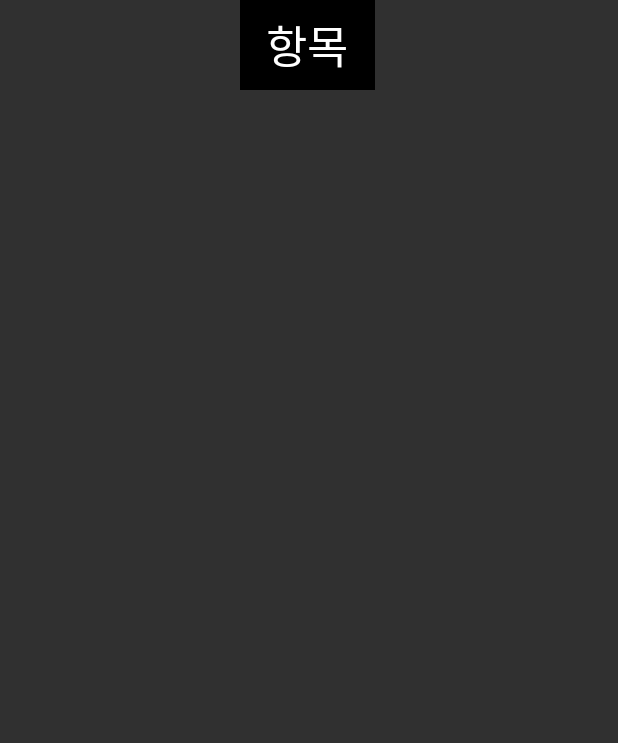
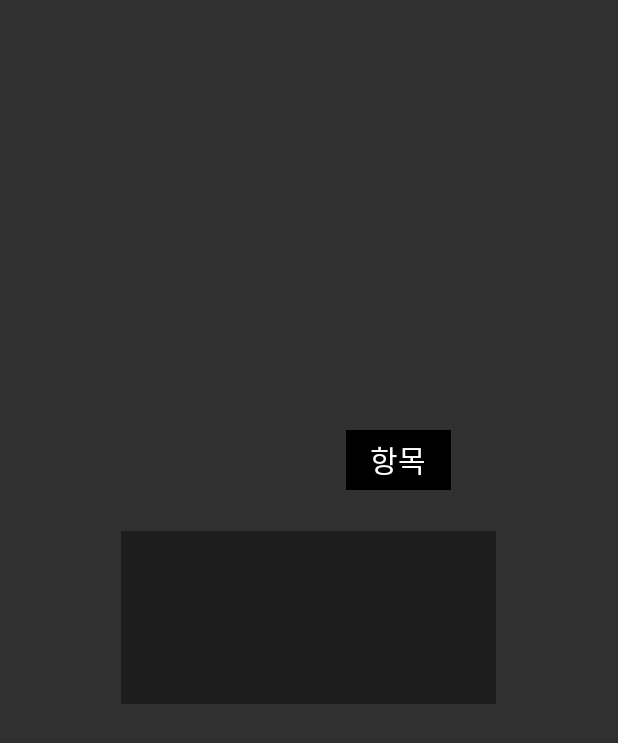
Before and after one commit to mxxxxxji/Nolmyeon, an Android app: the layout item_share.xml on its own in the app's theme, with its tools: preview values and no code run, on a phone screen of 412 x 824 dp. Shown: the top 743 px of the screen. Run offline under Robolectric (Android 15) with nearby library versions, the phone set to English and light mode, and no system bars.

Commit message:
사진 공유 UI 수정 중

```diff
--- a/app/src/main/java/com/example/nolmyeon/activity/MainActivity.java
+++ b/app/src/main/java/com/example/nolmyeon/activity/MainActivity.java
@@ -340,6 +340,7 @@ public class MainActivity extends AppCompatActivity {
                     pathArrayList.addAll(response.body());
                     for(int i=0; i<pathArrayList.size(); i++){
                         Log.d("dataset", pathArrayList.get(i).getTitle());
+                        GlobalApplication.setPhotoArrayList(pathArrayList);
                         downloadImg(pathArrayList.get(i).getTitle(), pathArrayList.get(i).getImgpath());
                     }
 
--- a/app/src/main/java/com/example/nolmyeon/activity/MyPhotoActivity.java
+++ b/app/src/main/java/com/example/nolmyeon/activity/MyPhotoActivity.java
@@ -109,7 +109,7 @@ public class MyPhotoActivity extends AppCompatActivity {
     public void getPhotoLog(){
         ArrayList<Photo> pathArrayList = new ArrayList<>();
         RetrofitClient retrofitClient = new RetrofitClient();
-        Call<ArrayList<Photo>> call =  retrofitClient.service.getPhotoLog();
+        Call<ArrayList<Photo>> call =  retrofitClient.service.getMyPhotoLog(GlobalApplication.getUser_number());
         call.enqueue(new Callback<ArrayList<Photo>>() {
             @Override
             public void onResponse(Call<ArrayList<Photo>> call, Response<ArrayList<Photo>> response) {
--- a/app/src/main/java/com/example/nolmyeon/activity/ShareActivity.java
+++ b/app/src/main/java/com/example/nolmyeon/activity/ShareActivity.java
@@ -142,7 +142,7 @@ public class ShareActivity extends AppCompatActivity {
     public void getPhotoLog(){
         ArrayList<Photo> pathArrayList = new ArrayList<>();
         RetrofitClient retrofitClient = new RetrofitClient();
-        Call<ArrayList<Photo>> call =  retrofitClient.service.getMyPhotoLog(GlobalApplication.getUser_number());
+        Call<ArrayList<Photo>> call =  retrofitClient.service.getPhotoLog();
         call.enqueue(new Callback<ArrayList<Photo>>() {
             @Override
             public void onResponse(Call<ArrayList<Photo>> call, Response<ArrayList<Photo>> response) {
@@ -152,6 +152,7 @@ public class ShareActivity extends AppCompatActivity {
                     pathArrayList.addAll(response.body());
                     for(int i=0; i<pathArrayList.size(); i++){
                         Log.d("dataset", pathArrayList.get(i).getTitle());
+                        GlobalApplication.setPhotoArrayList(pathArrayList);
                         downloadImg(pathArrayList.get(i).getTitle(), pathArrayList.get(i).getImgpath());
                     }
 
--- a/app/src/main/res/drawable/round.xml
+++ b/app/src/main/res/drawable/round.xml
@@ -1,5 +1,5 @@
 <?xml version="1.0" encoding="UTF-8"?>
 <shape xmlns:android="http://schemas.android.com/apk/res/android">
-    <corners android:radius="200dp"/>
+    <corners android:radius="100dip"/>
     <padding android:left="0dp" android:top="0dp" android:right="0dp" android:bottom="0dp" />
 </shape>
--- a/app/src/main/res/layout/item_share.xml
+++ b/app/src/main/res/layout/item_share.xml
@@ -1,45 +1,74 @@
 <?xml version="1.0" encoding="utf-8"?>
 <RelativeLayout xmlns:android="http://schemas.android.com/apk/res/android"
-    android:layout_width="match_parent"
-    android:layout_height="wrap_content">
+    android:layout_width="wrap_content"
+    android:layout_height="wrap_content"
+    android:layout_gravity="center">
+
     <FrameLayout
-        android:layout_width="wrap_content"
-        android:layout_height="wrap_content">
-        <FrameLayout
-            android:layout_width="220dp"
-            android:layout_height="220dp"
-            android:layout_margin="20dp"
-            android:background="@android:color/transparent">
-            <ImageView
-                android:id="@+id/image"
-                android:layout_width="match_parent"
-                android:layout_height="220dp"
-                android:scaleType="fitXY"/>
+        android:layout_width="250dp"
+        android:layout_height="250dp"
+        android:layout_margin="10dp"
+        android:background="@android:color/transparent">
+        <ImageView
+            android:id="@+id/image"
+            android:layout_width="match_parent"
+            android:layout_height="250dp"
+            android:scaleType="fitXY"/>
+        <LinearLayout
+            android:layout_width="match_parent"
+            android:layout_height="wrap_content"
+            android:background="#66000000"
+            android:layout_gravity="center"
+            android:orientation="vertical">
+
             <TextView
                 android:id="@+id/textview"
                 android:layout_width="wrap_content"
                 android:layout_height="wrap_content"
                 android:fontFamily="@font/medium"
+                android:gravity="center"
                 android:layout_gravity="center"
+                android:textColor="@color/white"
+                android:textStyle="bold"
+                android:textSize="30dp"
+                android:background="@android:color/transparent"/>
+            <TextView
+                android:id="@+id/date"
+                android:layout_width="wrap_content"
+                android:layout_height="wrap_content"
+                android:fontFamily="@font/medium"
                 android:gravity="center"
+                android:layout_gravity="center"
                 android:padding="10dp"
                 android:textColor="@color/white"
                 android:textStyle="bold"
-                android:textSize="40dp"
+                android:textSize="20dp"
                 android:background="@android:color/transparent"/>
+            <TextView
+                android:id="@+id/name"
+                android:layout_width="wrap_content"
+                android:layout_height="wrap_content"
+                android:fontFamily="@font/medium"
+                android:gravity="center"
+                android:layout_gravity="center"
 
-        </FrameLayout>
+                android:textColor="@color/white"
+                android:textStyle="bold"
+                android:textSize="20dp"
+                android:background="@android:color/transparent"/>
+        </LinearLayout>
+
         <TextView
             android:id="@+id/category_photo"
-            android:layout_width="90dp"
-            android:layout_height="60dp"
+            android:layout_width="70dp"
+            android:layout_height="40dp"
             android:background="@color/black"
-            android:layout_marginLeft="160dp"
+            android:layout_marginLeft="150dp"
             android:drawable="@drawable/round"
             android:gravity="center"
             android:text="항목"
             android:textColor="@color/white"
-            android:textSize="30dp"
+            android:textSize="20dp"
             android:fontFamily="@font/medium">
         </TextView>
     </FrameLayout>
```
Also changed, not shown: app/src/main/java/com/example/nolmyeon/GlobalApplication.java (+10 -0 lines), app/src/main/java/com/example/nolmyeon/adapter/ShareImageAdapter.java (+42 -0 lines).
